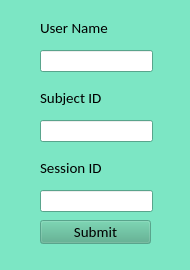
Qt form src/aind_mesoscope_user_schema_ui/ui/form.ui (AllenNeuralDynamics/meso-prepare-transfer) before a commit.
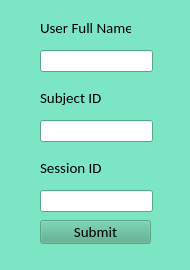
The same form after that commit.

Commit message: changing user label in UI

The edit to the form file:
```diff
--- a/src/aind_mesoscope_user_schema_ui/ui/form.ui
+++ b/src/aind_mesoscope_user_schema_ui/ui/form.ui
@@ -521,7 +521,7 @@
     </font>
    </property>
    <property name="text">
-    <string>User Name</string>
+    <string>User Full Name</string>
    </property>
   </widget>
   <widget class="QLineEdit" name="subjectIdLineEdit">
```
The commit also changes 5 other files.
